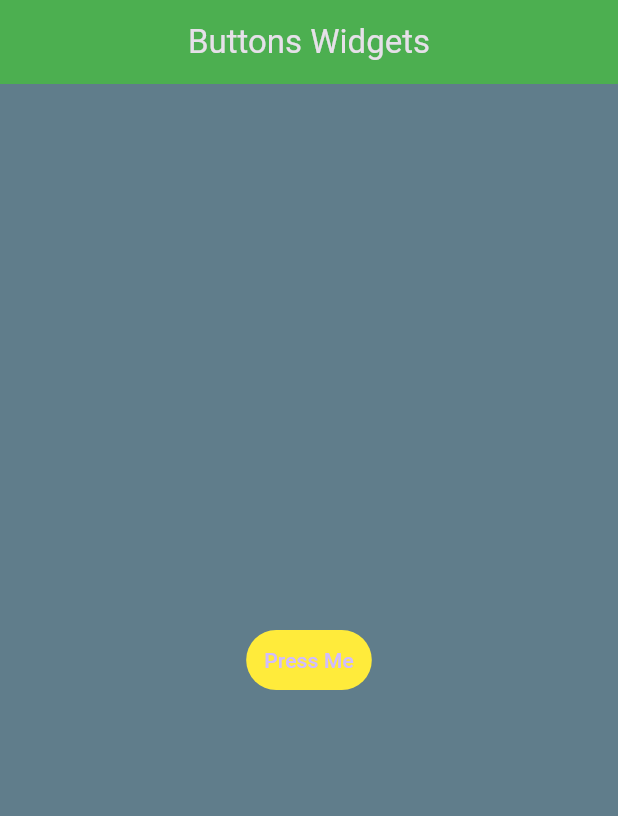
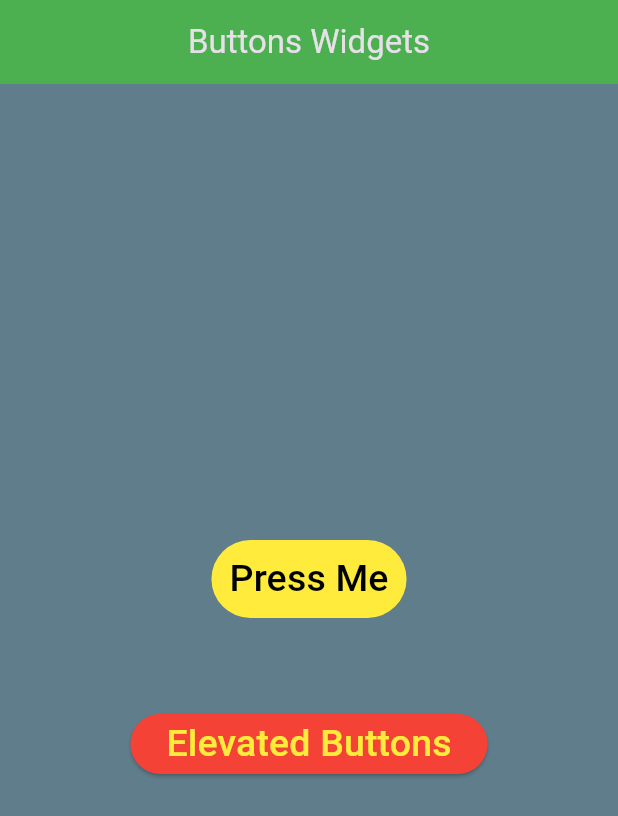
Before and after one commit to DevanshSadhya/Flutter_Basics, a Flutter app: the screen it shows after launch, after a tap on "Press Me", on a phone screen of 412 x 824 dp. Shown: the top 816 px of the screen. Run offline on Flutter 3.47's test engine with Material 3 defaults, Android fonts, the phone set to English and light mode, and no system bars.

Commit message:
3rd buttons  widgets

```diff
--- a/flutter_basics_appsbuilding/lib/Widgets/buttons.dart
+++ b/flutter_basics_appsbuilding/lib/Widgets/buttons.dart
@@ -15,13 +15,45 @@ class ButtonWidget extends StatelessWidget {
         mainAxisAlignment: MainAxisAlignment.center,
         children: [
           Center(
+
+            // TextButtons
+
             child: TextButton(
-              onPressed: (){},
-              child: Text("Press Me"),
+              onPressed: (){
+                print("TextButton"); //printing the output in the console
+              },
+              child: Text("Press Me",style: TextStyle(
+                fontSize: 25,
+                color: Colors.black
+              ),),
               style: ButtonStyle(
+                // padding: WidgetStatePropertyAll(EdgeInsets.all(50)),
                 overlayColor: WidgetStatePropertyAll(Colors.red),
                 backgroundColor: WidgetStatePropertyAll(Colors.yellow)
               ),
+            ),
+          ),
+
+          SizedBox(height: 60),
+
+          //Elevated Buttons
+
+          Container(
+            // height: 70,
+            // width: 200,
+            child: ElevatedButton(
+              style: ButtonStyle(
+                backgroundColor: WidgetStatePropertyAll(Colors.red),
+                overlayColor: WidgetStatePropertyAll(Colors.blue),
+              ),
+              onPressed: (){
+                print("Elevated Button"); //printing the output in console
+              },
+              child: Text("Elevated Buttons",style: TextStyle(
+                fontSize: 25,
+                color: Colors.yellow,
+
+              ),),
             ),
           )
         ],
```
